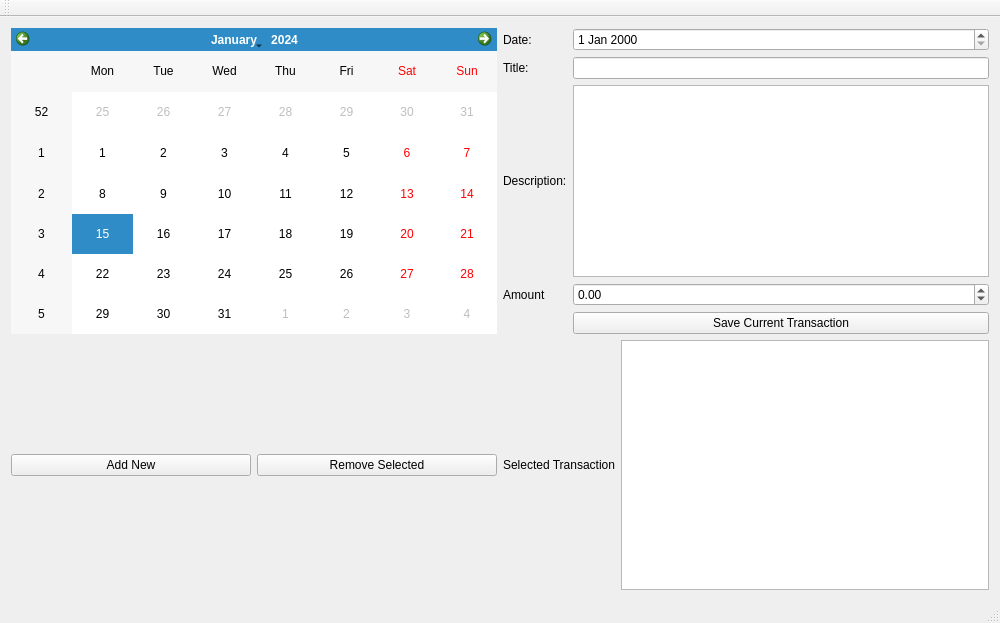
Qt form BudgetApp/mainwindow.ui (jblowers/BudgetApp-) before a commit.
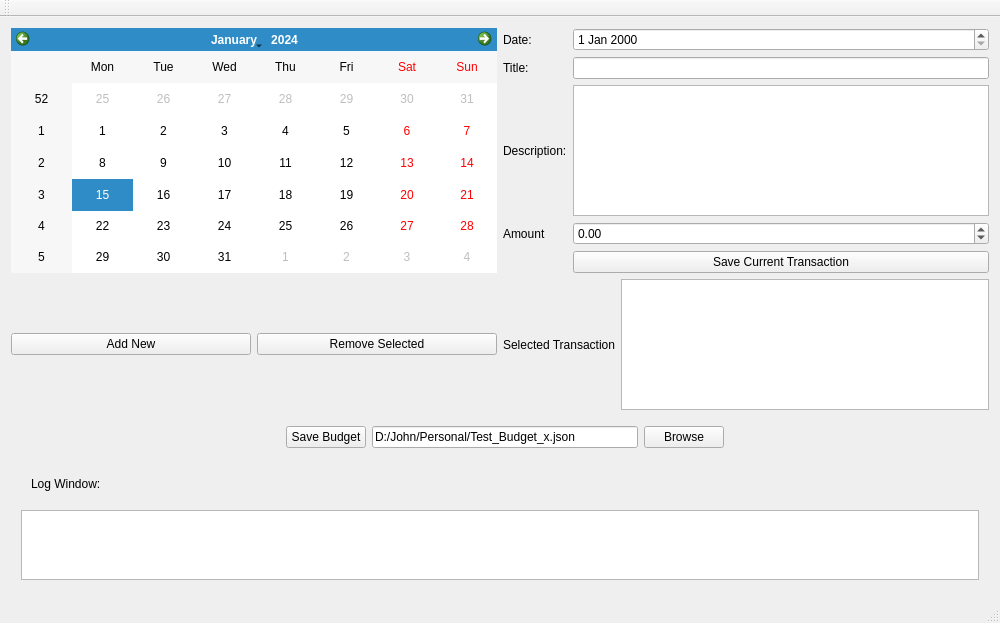
The same form after that commit.

Commit message:
Added saving functionality. Now budget can be saved to a json file via the gui
Note: log window is not functional at this point.
Loading is not implemented yet.

The edit to the form file:
```diff
--- a/BudgetApp/mainwindow.ui
+++ b/BudgetApp/mainwindow.ui
@@ -15,6 +15,63 @@
   </property>
   <widget class="QWidget" name="centralWidget">
    <layout class="QGridLayout" name="gridLayout_3">
+    <item row="1" column="0">
+     <layout class="QHBoxLayout" name="horizontalLayout_3">
+      <property name="leftMargin">
+       <number>10</number>
+      </property>
+      <property name="topMargin">
+       <number>10</number>
+      </property>
+      <item>
+       <spacer name="horizontalSpacer">
+        <property name="orientation">
+         <enum>Qt::Horizontal</enum>
+        </property>
+        <property name="sizeHint" stdset="0">
+         <size>
+          <width>40</width>
+          <height>20</height>
+         </size>
+        </property>
+       </spacer>
+      </item>
+      <item>
+       <widget class="QPushButton" name="SaveBudgetPushButton">
+        <property name="text">
+         <string>Save Budget</string>
+        </property>
+       </widget>
+      </item>
+      <item>
+       <widget class="QLineEdit" name="BudgetSaveLineEdit">
+        <property name="text">
+         <string>D:/John/Personal/Test_Budget_x.json</string>
+        </property>
+       </widget>
+      </item>
+      <item>
+       <widget class="QPushButton" name="SaveBudgetBrowseButton">
+        <property name="text">
+         <string>Browse</string>
+        </property>
+       </widget>
+      </item>
+      <item>
+       <spacer name="horizontalSpacer_2">
+        <property name="orientation">
+         <enum>Qt::Horizontal</enum>
+        </property>
+        <property name="sizeHint" stdset="0">
+         <size>
+          <width>40</width>
+          <height>20</height>
+         </size>
+        </property>
+       </spacer>
+      </item>
+     </layout>
+    </item>
     <item row="0" column="0">
      <layout class="QGridLayout" name="gridLayout_2">
       <item row="0" column="1">
@@ -112,6 +169,61 @@
       </item>
      </layout>
     </item>
+    <item row="2" column="0">
+     <layout class="QVBoxLayout" name="verticalLayout">
+      <property name="leftMargin">
+       <number>10</number>
+      </property>
+      <property name="topMargin">
+       <number>10</number>
+      </property>
+      <property name="rightMargin">
+       <number>10</number>
+      </property>
+      <property name="bottomMargin">
+       <number>10</number>
+      </property>
+      <item>
+       <layout class="QHBoxLayout" name="horizontalLayout_5">
+        <property name="leftMargin">
+         <number>10</number>
+        </property>
+        <property name="topMargin">
+         <number>10</number>
+        </property>
+        <property name="rightMargin">
+         <number>10</number>
+        </property>
+        <property name="bottomMargin">
+         <number>10</number>
+        </property>
+        <item>
+         <widget class="QLabel" name="label_6">
+          <property name="text">
+           <string>Log Window:</string>
+          </property>
+         </widget>
+        </item>
+        <item>
+         <spacer name="horizontalSpacer_3">
+          <property name="orientation">
+           <enum>Qt::Horizontal</enum>
+          </property>
+          <property name="sizeHint" stdset="0">
+           <size>
+            <width>40</width>
+            <height>20</height>
+           </size>
+          </property>
+         </spacer>
+        </item>
+       </layout>
+      </item>
+      <item>
+       <widget class="QTextEdit" name="LogWindowTextEdit"/>
+      </item>
+     </layout>
+    </item>
    </layout>
   </widget>
   <widget class="QMenuBar" name="menuBar">
```
The commit also changes 5 other files.
